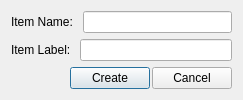
This is appli/prodManager/ui/newTreeItem.ui in snaress/bank as Qt 5 draws it before an edit. The edited form follows.
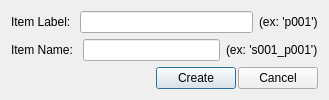
This is the edited form.

```diff
--- a/appli/prodManager/ui/newTreeItem.ui
+++ b/appli/prodManager/ui/newTreeItem.ui
@@ -6,7 +6,7 @@
    <rect>
     <x>0</x>
     <y>0</y>
-    <width>243</width>
+    <width>329</width>
     <height>99</height>
    </rect>
   </property>
@@ -17,20 +17,6 @@
    <item row="0" column="0">
     <layout class="QHBoxLayout" name="hlItemName">
      <item>
-      <widget class="QLabel" name="lItemName">
-       <property name="text">
-        <string>Item Name: </string>
-       </property>
-      </widget>
-     </item>
-     <item>
-      <widget class="QLineEdit" name="leItemName"/>
-     </item>
-    </layout>
-   </item>
-   <item row="1" column="0">
-    <layout class="QHBoxLayout" name="hlItemLabel">
-     <item>
       <widget class="QLabel" name="lItemLabel">
        <property name="text">
         <string>Item Label: </string>
@@ -40,6 +26,34 @@
      <item>
       <widget class="QLineEdit" name="leItemLabel"/>
      </item>
+     <item>
+      <widget class="QLabel" name="lExLabel">
+       <property name="text">
+        <string>(ex: 'p001')</string>
+       </property>
+      </widget>
+     </item>
+    </layout>
+   </item>
+   <item row="1" column="0">
+    <layout class="QHBoxLayout" name="hlItemLabel">
+     <item>
+      <widget class="QLabel" name="lItemName">
+       <property name="text">
+        <string>Item Name: </string>
+       </property>
+      </widget>
+     </item>
+     <item>
+      <widget class="QLineEdit" name="leItemName"/>
+     </item>
+     <item>
+      <widget class="QLabel" name="lExName">
+       <property name="text">
+        <string>(ex: 's001_p001')</string>
+       </property>
+      </widget>
+     </item>
     </layout>
    </item>
    <item row="2" column="0">
```
Left out of the diff: 4 changed lines with no effect on the pictures.
